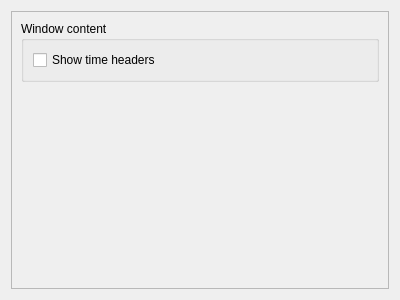
Old version of the form widgets/guisettings.ui in the repository KDE/kronometer.
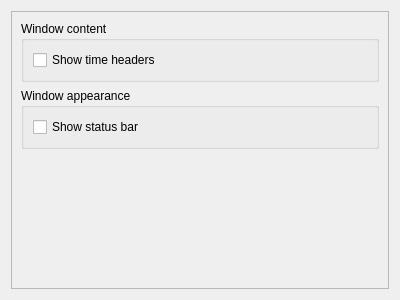
New version of the form.

Diff of the .ui file:
```diff
--- a/widgets/guisettings.ui
+++ b/widgets/guisettings.ui
@@ -45,6 +45,22 @@
          </layout>
         </widget>
        </item>
+       <item>
+        <widget class="QGroupBox" name="groupBox_2">
+         <property name="title">
+          <string>Window appearance</string>
+         </property>
+         <layout class="QVBoxLayout" name="verticalLayout_3">
+          <item>
+           <widget class="QCheckBox" name="kcfg_showStatusBar">
+            <property name="text">
+             <string>Show status bar</string>
+            </property>
+           </widget>
+          </item>
+         </layout>
+        </widget>
+       </item>
        <item>
         <spacer name="verticalSpacer">
          <property name="orientation">
```
